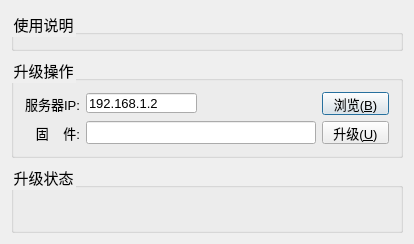
Above: ids_client/upgradedialog.ui from MR-ACC/IDS-Client before the change. Below: the same form after it.
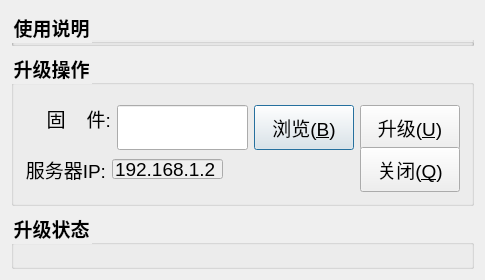
That is the form after the change.

The edit to the form file:
```diff
--- a/ids_client/upgradedialog.ui
+++ b/ids_client/upgradedialog.ui
@@ -6,26 +6,34 @@
    <rect>
     <x>0</x>
     <y>0</y>
-    <width>414</width>
-    <height>244</height>
+    <width>485</width>
+    <height>280</height>
    </rect>
   </property>
   <property name="minimumSize">
    <size>
-    <width>414</width>
-    <height>244</height>
+    <width>485</width>
+    <height>280</height>
    </size>
   </property>
   <property name="maximumSize">
    <size>
-    <width>479</width>
-    <height>244</height>
+    <width>485</width>
+    <height>280</height>
    </size>
   </property>
+  <property name="font">
+   <font>
+    <family>aakar</family>
+    <pointsize>14</pointsize>
+    <weight>75</weight>
+    <bold>true</bold>
+   </font>
+  </property>
   <property name="windowTitle">
    <string>拼接服务器升级工具V1.0</string>
   </property>
-  <layout class="QGridLayout" name="gridLayout_4">
+  <layout class="QGridLayout" name="gridLayout_3">
    <item row="0" column="0">
     <widget class="QGroupBox" name="information">
      <property name="minimumSize">
@@ -36,7 +44,7 @@
      </property>
      <property name="font">
       <font>
-       <pointsize>11</pointsize>
+       <pointsize>14</pointsize>
       </font>
      </property>
      <property name="styleSheet">
@@ -45,7 +53,7 @@
      <property name="title">
       <string>使用说明</string>
      </property>
-     <layout class="QGridLayout" name="gridLayout_2">
+     <layout class="QGridLayout" name="gridLayout">
       <item row="0" column="0">
        <widget class="QLabel" name="label_3">
         <property name="font">
@@ -65,7 +73,7 @@
     <widget class="QGroupBox" name="upgrade">
      <property name="font">
       <font>
-       <pointsize>11</pointsize>
+       <pointsize>14</pointsize>
       </font>
      </property>
      <property name="styleSheet">
@@ -74,63 +82,20 @@
      <property name="title">
       <string>升级操作</string>
      </property>
-     <layout class="QGridLayout" name="gridLayout">
+     <layout class="QGridLayout" name="gridLayout_2">
       <item row="0" column="0">
-       <widget class="QLabel" name="label">
-        <property name="font">
-         <font>
-          <pointsize>10</pointsize>
-         </font>
-        </property>
-        <property name="text">
-         <string>服务器IP:</string>
-        </property>
-        <property name="alignment">
-         <set>Qt::AlignRight|Qt::AlignTrailing|Qt::AlignVCenter</set>
-        </property>
-       </widget>
-      </item>
-      <item row="0" column="1">
-       <widget class="QLineEdit" name="lineEditTag">
-        <property name="maximumSize">
-         <size>
-          <width>111</width>
-          <height>20</height>
-         </size>
-        </property>
-        <property name="font">
-         <font>
-          <pointsize>10</pointsize>
-         </font>
-        </property>
-        <property name="text">
-         <string>192.168.1.2</string>
-        </property>
-       </widget>
-      </item>
-      <item row="0" column="2">
-       <widget class="QPushButton" name="pushButtonBrow">
-        <property name="minimumSize">
-         <size>
-          <width>61</width>
-          <height>23</height>
-         </size>
-        </property>
-        <property name="font">
-         <font>
-          <pointsize>10</pointsize>
-         </font>
-        </property>
-        <property name="text">
-         <string>浏览(&amp;B)</string>
-        </property>
-       </widget>
-      </item>
-      <item row="1" column="0">
+       <layout class="QHBoxLayout" name="horizontalLayout">
+        <item>
        <widget class="QLabel" name="label_2">
+          <property name="minimumSize">
+           <size>
+            <width>45</width>
+            <height>0</height>
+           </size>
+          </property>
         <property name="font">
          <font>
-          <pointsize>10</pointsize>
+            <pointsize>14</pointsize>
          </font>
         </property>
         <property name="text">
@@ -141,12 +106,18 @@
         </property>
        </widget>
       </item>
-      <item row="1" column="1">
+        <item>
        <widget class="QLineEdit" name="lineEditFile">
         <property name="minimumSize">
          <size>
-          <width>230</width>
-          <height>20</height>
+            <width>131</width>
+            <height>45</height>
+           </size>
+          </property>
+          <property name="maximumSize">
+           <size>
+            <width>131</width>
+            <height>26</height>
          </size>
         </property>
         <property name="font">
@@ -159,17 +130,47 @@
         </property>
        </widget>
       </item>
-      <item row="1" column="2">
+        <item>
+         <widget class="QPushButton" name="pushButtonBrow">
+          <property name="minimumSize">
+           <size>
+            <width>100</width>
+            <height>45</height>
+           </size>
+          </property>
+          <property name="maximumSize">
+           <size>
+            <width>85</width>
+            <height>27</height>
+           </size>
+          </property>
+          <property name="font">
+           <font>
+            <pointsize>14</pointsize>
+           </font>
+          </property>
+          <property name="text">
+           <string>浏览(&amp;B)</string>
+          </property>
+         </widget>
+        </item>
+        <item>
        <widget class="QPushButton" name="pushButtonSend">
         <property name="minimumSize">
          <size>
-          <width>61</width>
-          <height>23</height>
+            <width>100</width>
+            <height>45</height>
+           </size>
+          </property>
+          <property name="maximumSize">
+           <size>
+            <width>85</width>
+            <height>27</height>
          </size>
         </property>
         <property name="font">
          <font>
-          <pointsize>10</pointsize>
+            <pointsize>14</pointsize>
          </font>
         </property>
         <property name="text">
@@ -178,13 +179,103 @@
        </widget>
       </item>
      </layout>
+      </item>
+      <item row="1" column="0">
+       <layout class="QHBoxLayout" name="horizontalLayout_2">
+        <item>
+         <widget class="QLabel" name="label">
+          <property name="font">
+           <font>
+            <pointsize>14</pointsize>
+           </font>
+          </property>
+          <property name="text">
+           <string>服务器IP:</string>
+          </property>
+          <property name="alignment">
+           <set>Qt::AlignRight|Qt::AlignTrailing|Qt::AlignVCenter</set>
+          </property>
+         </widget>
+        </item>
+        <item>
+         <widget class="QLineEdit" name="lineEditTag">
+          <property name="enabled">
+           <bool>false</bool>
+          </property>
+          <property name="minimumSize">
+           <size>
+            <width>45</width>
+            <height>0</height>
+           </size>
+          </property>
+          <property name="maximumSize">
+           <size>
+            <width>111</width>
+            <height>20</height>
+           </size>
+          </property>
+          <property name="font">
+           <font>
+            <pointsize>14</pointsize>
+           </font>
+          </property>
+          <property name="text">
+           <string>192.168.1.2</string>
+          </property>
+         </widget>
+        </item>
+        <item>
+         <spacer name="horizontalSpacer">
+          <property name="orientation">
+           <enum>Qt::Horizontal</enum>
+          </property>
+          <property name="sizeHint" stdset="0">
+           <size>
+            <width>80</width>
+            <height>20</height>
+           </size>
+          </property>
+         </spacer>
+        </item>
+        <item>
+         <widget class="QPushButton" name="pushButtonClose">
+          <property name="minimumSize">
+           <size>
+            <width>100</width>
+            <height>45</height>
+           </size>
+          </property>
+          <property name="font">
+           <font>
+            <pointsize>14</pointsize>
+            <weight>50</weight>
+            <bold>false</bold>
+           </font>
+          </property>
+          <property name="text">
+           <string>关闭(&amp;Q)</string>
+          </property>
+         </widget>
+        </item>
+       </layout>
+      </item>
+     </layout>
+     <zorder>lineEditTag</zorder>
+     <zorder>label</zorder>
+     <zorder>pushButtonBrow</zorder>
+     <zorder>label_2</zorder>
+     <zorder>lineEditFile</zorder>
+     <zorder>pushButtonSend</zorder>
+     <zorder>pushButtonClose</zorder>
+     <zorder>horizontalSpacer</zorder>
+     <zorder></zorder>
     </widget>
    </item>
    <item row="2" column="0">
     <widget class="QGroupBox" name="upgrade_status">
      <property name="font">
       <font>
-       <pointsize>11</pointsize>
+       <pointsize>14</pointsize>
       </font>
      </property>
      <property name="styleSheet">
@@ -193,9 +284,15 @@
      <property name="title">
       <string>升级状态</string>
      </property>
-     <layout class="QGridLayout" name="gridLayout_3">
-      <item row="0" column="0">
        <widget class="QLabel" name="labelStatus">
+      <property name="geometry">
+       <rect>
+        <x>17</x>
+        <y>25</y>
+        <width>441</width>
+        <height>20</height>
+       </rect>
+      </property>
         <property name="minimumSize">
          <size>
           <width>441</width>
@@ -217,8 +314,6 @@
          <bool>true</bool>
         </property>
        </widget>
-      </item>
-     </layout>
     </widget>
    </item>
   </layout>
```
Left out of the diff: 15 changed lines with no effect on the pictures. Lines whose indentation alone changed are shown as unchanged.
